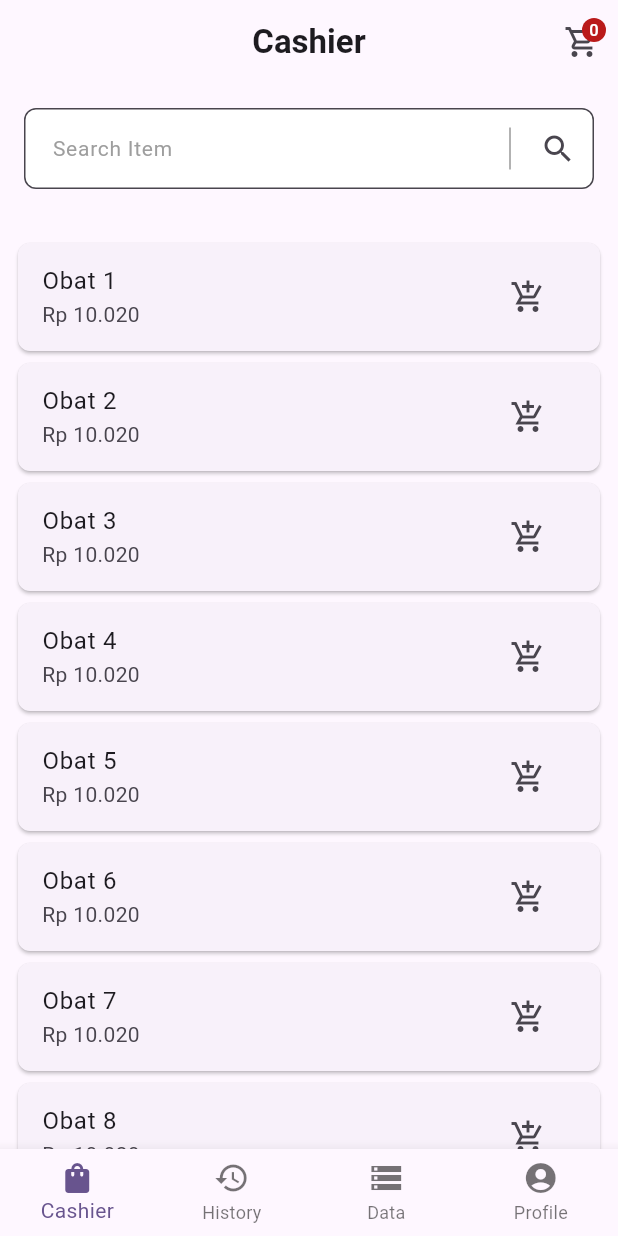
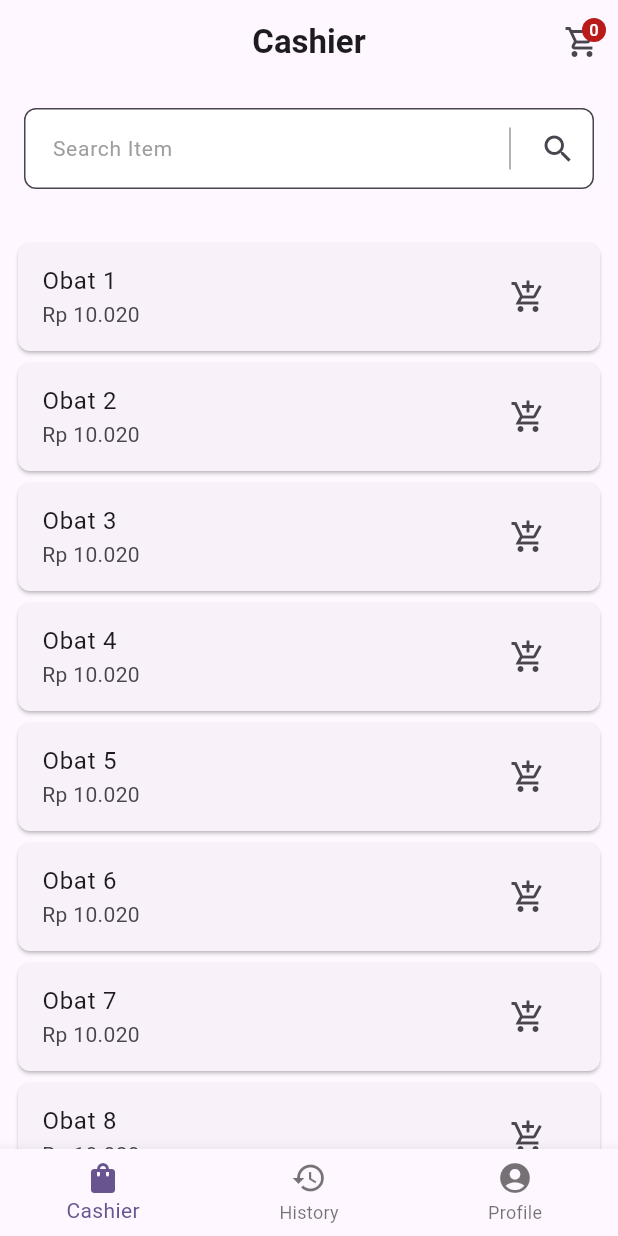
Before and after one commit to yafizh/mitra_cempaka, a Flutter app: the HomePage screen opened directly, on a phone screen of 412 x 824 dp. Run offline on Flutter 3.47's test engine with Material 3 defaults, Android fonts, the phone set to English and light mode, and no system bars; our stand-ins replace shared_preferences; accounts and stored records are empty.

Commit message:
remove data bottom navigation

```diff
--- a/lib/pages/home_page.dart
+++ b/lib/pages/home_page.dart
@@ -13,7 +13,6 @@ class _HomePageState extends State<HomePage> {
   final _pages = [
     CashierPage(),
     Center(child: Text('History Page')),
-    Center(child: Text('Data Page')),
     SettingPage(),
   ];
   int _currentIndex = 0;
@@ -23,14 +22,12 @@ class _HomePageState extends State<HomePage> {
     return Scaffold(
       body: _pages.elementAt(_currentIndex),
       bottomNavigationBar: BottomNavigationBar(
-        type: BottomNavigationBarType.fixed,
         items: [
           BottomNavigationBarItem(
             icon: Icon(Icons.shopping_bag),
             label: 'Cashier',
           ),
           BottomNavigationBarItem(icon: Icon(Icons.history), label: 'History'),
-          BottomNavigationBarItem(icon: Icon(Icons.storage), label: 'Data'),
           BottomNavigationBarItem(
             icon: Icon(Icons.account_circle),
             label: 'Profile',
```
